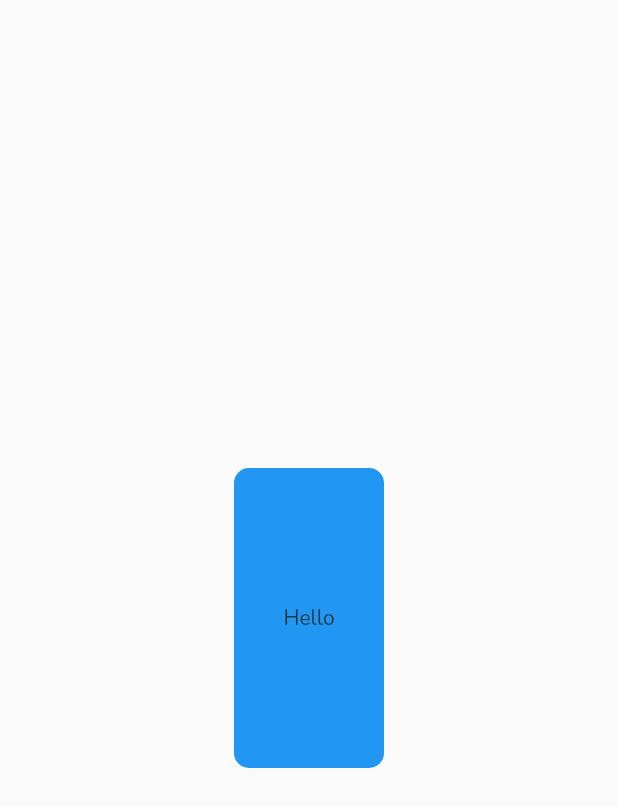
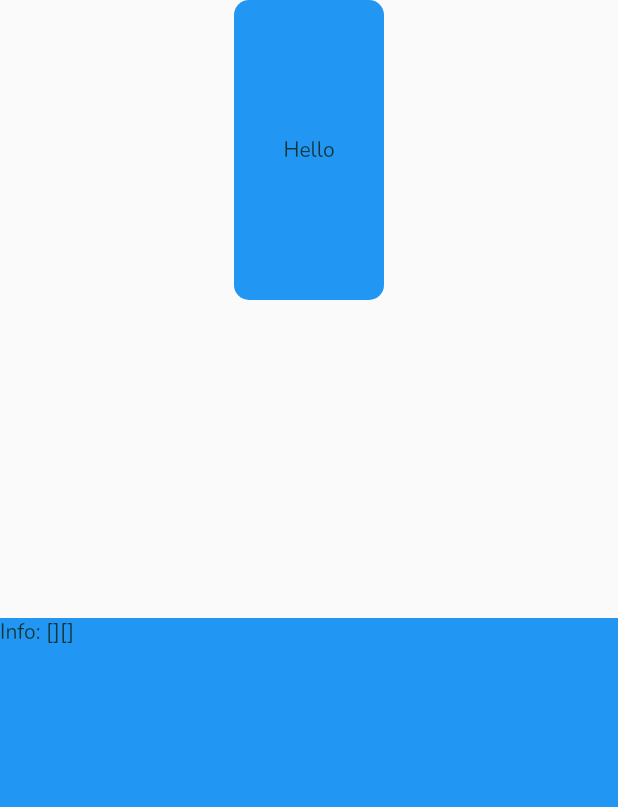
Before and after one commit to lucastssb/flutter_shop, a Flutter app: the screen it shows after launch, after a tap on the "shopping cart" icon, on a phone screen of 412 x 824 dp. Shown: the top 807 px of the screen. Run offline on Flutter 3.47's test engine with Material 2 defaults, Android fonts, the phone set to English and light mode, and no system bars; network calls fail.

Commit message:
added a drag target to the home screen

```diff
--- a/lib/src/screens/cart/cart_screen.dart
+++ b/lib/src/screens/cart/cart_screen.dart
@@ -5,9 +5,16 @@ class CartScreen extends StatelessWidget {
 
   @override
   Widget build(BuildContext context) {
+    print('Building');
     return Scaffold(
-      body: Center(
-        child: Draggable<int>(
+        body: Flex(
+      direction: Axis.vertical,
+      mainAxisAlignment: MainAxisAlignment.spaceBetween,
+      children: [
+        Flexible(
+          flex: 1,
+          child: Container(
+            child: Draggable(
               data: 100,
               feedback: Container(
                 width: 100,
@@ -30,6 +37,32 @@ class CartScreen extends StatelessWidget {
               ),
             ),
           ),
+        ),
+        Flexible(
+          flex: 1,
+          child: DragTarget<int>(
+            builder: (context, candidates, rejects) {
+              print(candidates);
+              return Container(
+                width: double.infinity,
+                height: double.infinity,
+                color: Colors.blue,
+                child:
+                    Text('Info: ' + candidates.toString() + rejects.toString()),
               );
+            },
+            onAccept: (value) {
+              print('Value: ' + value.toString());
+            },
+            onMove: (value) {
+              print('Valueeeee: ' + value.toString());
+            },
+            onWillAccept: (value) {
+              return true;
+            },
+          ),
+        )
+      ],
+    ));
   }
 }
--- a/lib/src/screens/home/home_screen.dart
+++ b/lib/src/screens/home/home_screen.dart
@@ -35,6 +35,7 @@ class Home extends StatefulWidget {
 
 class _HomeState extends State<Home> {
   var isSelected = false;
+  var isLanding = false;
 
   void onDragItem() {
     setState(() {
@@ -92,18 +93,52 @@ class _HomeState extends State<Home> {
                 ],
               ),
               Positioned(
-                bottom: 0,
-                right: 10,
+                bottom: 10,
+                right: 0,
                 child: AnimatedContainer(
-                  width: 100,
-                  height: isSelected ? 200 : 0,
+                  alignment: Alignment.centerLeft,
+                  width: isSelected ? 170 : 0,
+                  height: 150,
                   duration: Duration(milliseconds: 300),
-                  decoration: BoxDecoration(
-                    color: Colors.pink,
-                    borderRadius: BorderRadius.only(
-                      topLeft: Radius.circular(10),
-                      topRight: Radius.circular(10),
-                    ),
+                  child: DragTarget<String>(
+                    builder: (context, candidates, rejects) {
+                      return Container(
+                        decoration: BoxDecoration(
+                          color: Color.fromRGBO(
+                              233, 30, 99, isLanding ? 1.0 : 0.9),
+                          borderRadius: BorderRadius.circular(30),
+                        ),
+                        height: double.infinity,
+                        width: 150,
+                        child: Icon(
+                          isLanding
+                              ? Icons.shopping_cart
+                              : Icons.shopping_cart_outlined,
+                          size: 70,
+                          color: Colors.white,
+                        ),
+                      );
+                    },
+                    onMove: (value) {
+                      if (!isLanding) {
+                        setState(() {
+                          isLanding = true;
+                        });
+                      }
+                    },
+                    onAccept: (value) {
+                      setState(() {
+                        isLanding = false;
+                      });
+                    },
+                    onWillAccept: (value) => true,
+                    onLeave: (value) {
+                      if (isLanding) {
+                        setState(() {
+                          isLanding = false;
+                        });
+                      }
+                    },
                   ),
                 ),
               )
```
Lines whose indentation alone changed are shown as unchanged.
